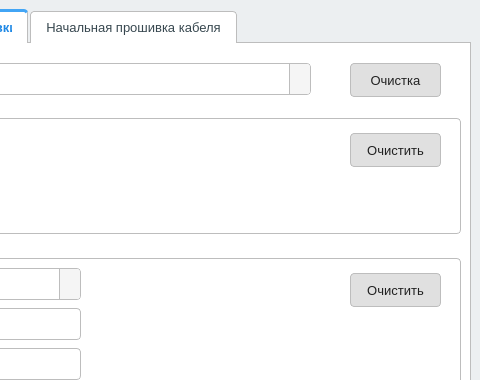
This is mainwindow.ui in Krone213/update-generator as Qt 5 draws it before an edit; both pictures show x 320 to 800 and y 0 to 380 of the 800 by 720 pixel window. The edited form follows.
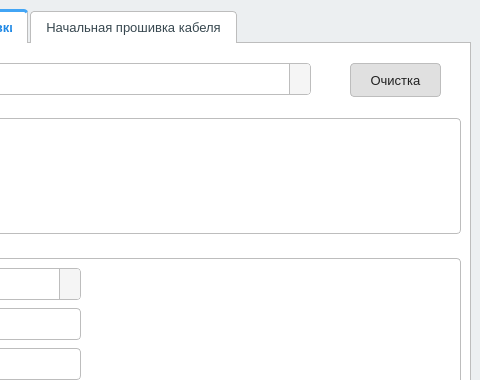
This is the edited form. The open tabs and pages were chosen to show the change. Icons and pictures are not drawn.

Patch:
```diff
--- a/mainwindow.ui
+++ b/mainwindow.ui
@@ -1246,30 +1246,6 @@
         <property name="title">
          <string>Файл программы/данных</string>
         </property>
-        <widget class="QPushButton" name="btnClearUpdateProgramDataFile">
-         <property name="enabled">
-          <bool>true</bool>
-         </property>
-         <property name="geometry">
-          <rect>
-           <x>650</x>
-           <y>30</y>
-           <width>91</width>
-           <height>34</height>
-          </rect>
-         </property>
-         <property name="font">
-          <font>
-           <pointsize>10</pointsize>
-          </font>
-         </property>
-         <property name="cursor">
-          <cursorShape>PointingHandCursor</cursorShape>
-         </property>
-         <property name="text">
-          <string>Очистить</string>
-         </property>
-        </widget>
         <widget class="QPushButton" name="btnChooseUpdateProgramDataFile">
          <property name="geometry">
           <rect>
@@ -1552,30 +1528,6 @@
           <string>0</string>
          </property>
         </widget>
-        <widget class="QPushButton" name="btnClearUpdateParameters">
-         <property name="enabled">
-          <bool>true</bool>
-         </property>
-         <property name="geometry">
-          <rect>
-           <x>650</x>
-           <y>30</y>
-           <width>91</width>
-           <height>34</height>
-          </rect>
-         </property>
-         <property name="font">
-          <font>
-           <pointsize>10</pointsize>
-          </font>
-         </property>
-         <property name="cursor">
-          <cursorShape>PointingHandCursor</cursorShape>
-         </property>
-         <property name="text">
-          <string>Очистить</string>
-         </property>
-        </widget>
         <widget class="QLabel" name="lblProgramStartAddress">
          <property name="geometry">
           <rect>
```
Left out of the diff: 2 changed lines with no effect on the pictures.
